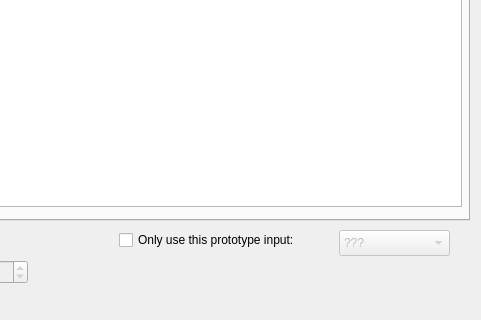
Old version of the form src/Interface/Modules/BrainStimulator/ElectrodeCoilSetupDialog.ui in the repository SCIInstitute/SCIRun; both pictures show x 271 to 752 and y 100 to 420 of the 752 by 420 pixel window.
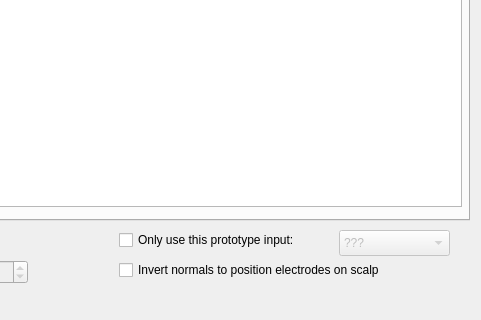
New version of the form.

The edit to the form file:
```diff
--- a/src/Interface/Modules/BrainStimulator/ElectrodeCoilSetupDialog.ui
+++ b/src/Interface/Modules/BrainStimulator/ElectrodeCoilSetupDialog.ui
@@ -143,6 +143,22 @@
     <double>1.000000000000000</double>
    </property>
   </widget>
+  <widget class="QCheckBox" name="invertNormalsCheckBox_">
+   <property name="checked">
+    <bool>false</bool>
+   </property>
+   <property name="geometry">   
+    <rect>
+     <x>390</x>
+     <y>360</y>
+     <width>321</width>
+     <height>20</height>
+    </rect>
+   </property>
+   <property name="text">
+    <string>Invert normals to position electrodes on scalp</string>
+   </property>
+  </widget>
  </widget>
  <layoutdefault spacing="6" margin="11"/>
  <resources/>
```
